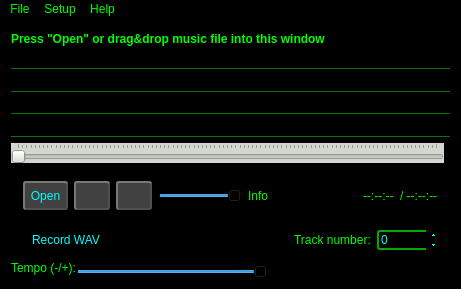
WohlSoft/SDL-Mixer-X, file examples/MusPlay-Qt/MainWindow/mainwindow.ui: the form before one commit.
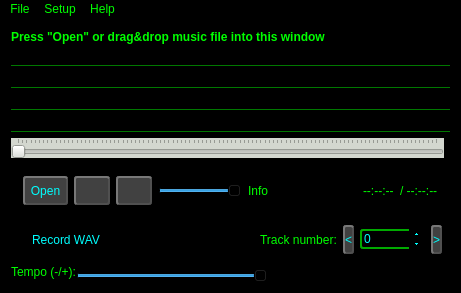
The form after the commit. Icons and pictures are not drawn. Custom widgets are drawn as their Qt base class.

Commit message: MusPlayQt: Added Prev/Next track buttons

Patch:
```diff
--- a/examples/MusPlay-Qt/MainWindow/mainwindow.ui
+++ b/examples/MusPlay-Qt/MainWindow/mainwindow.ui
@@ -193,14 +193,14 @@
           <property name="verticalSpacing">
            <number>0</number>
           </property>
-          <item row="0" column="0">
-           <widget class="QLabel" name="label_4">
+          <item row="0" column="3">
+           <widget class="QPushButton" name="trackNext">
             <property name="text">
-             <string>Track number:</string>
+             <string notr="true">&gt;</string>
             </property>
            </widget>
           </item>
-          <item row="0" column="1">
+          <item row="0" column="2">
            <widget class="QSpinBox" name="trackID">
             <property name="enabled">
              <bool>true</bool>
@@ -210,6 +210,20 @@
             </property>
            </widget>
           </item>
+          <item row="0" column="0">
+           <widget class="QLabel" name="label_4">
+            <property name="text">
+             <string>Track number:</string>
+            </property>
+           </widget>
+          </item>
+          <item row="0" column="1">
+           <widget class="QPushButton" name="trackPrev">
+            <property name="text">
+             <string notr="true">&lt;</string>
+            </property>
+           </widget>
+          </item>
          </layout>
         </widget>
        </item>
@@ -237,6 +251,7 @@
      <widget class="QLabel" name="label">
       <property name="font">
        <font>
+        <weight>75</weight>
         <bold>true</bold>
        </font>
       </property>
```
Left out of the diff: 1 changed line with no effect on the pictures. The commit also changes 2 other files.
